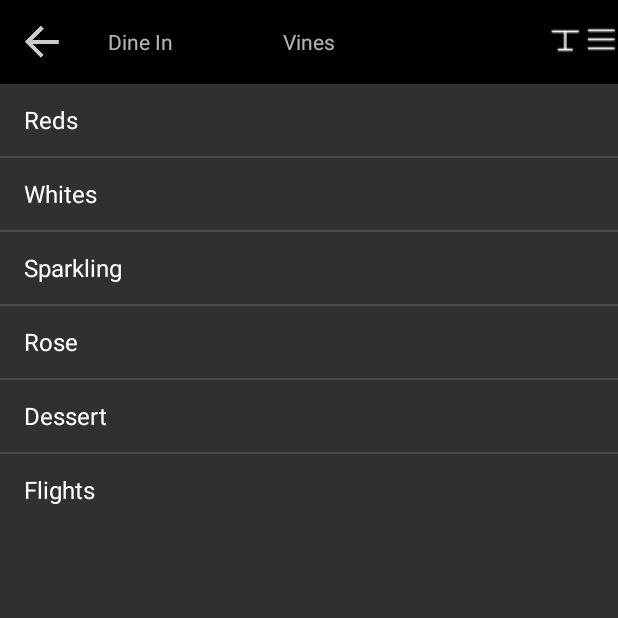
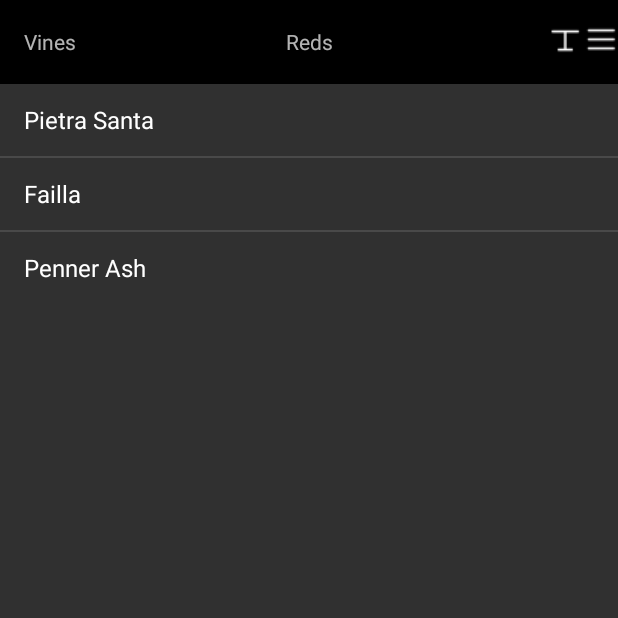
Before and after one commit to discreteunits/trdm-android, an Android app: the Tier3_Vines screen opened directly, with no data from a screen before it, after a tap on "Reds", on a phone screen of 412 x 824 dp, the top half of it. Run offline under Robolectric (Android 15) with nearby library versions, the phone set to English and light mode, and no system bars.

Commit message:
Updated toolbar with correct text views, missing 'current tab' and 'nav drawer' functions

```diff
--- a/TastingRoomDelMar/app/src/main/java/com/tastingroomdelmar/tastingroomdelmar/Tier3_Vines.java
+++ b/TastingRoomDelMar/app/src/main/java/com/tastingroomdelmar/tastingroomdelmar/Tier3_Vines.java
@@ -1,11 +1,13 @@
 package com.tastingroomdelmar.tastingroomdelmar;
 
+import android.content.Intent;
 import android.os.Bundle;
 import android.support.v7.app.AppCompatActivity;
 import android.support.v7.widget.Toolbar;
 import android.view.View;
 import android.widget.AdapterView;
 import android.widget.ListView;
+import android.widget.TextView;
 import android.widget.Toast;
 
 public class Tier3_Vines extends AppCompatActivity {
@@ -17,12 +19,21 @@ public class Tier3_Vines extends AppCompatActivity {
         super.onCreate(savedInstanceState);
         setContentView(R.layout.activity_tier3_vines);
 
-        Toolbar toolbar = (Toolbar) findViewById(R.id.tier3_toolbar);
+        Toolbar toolbar = (Toolbar) findViewById(R.id.app_bar);
         setSupportActionBar(toolbar);
-        getSupportActionBar().setDisplayHomeAsUpEnabled(true);
         getSupportActionBar().setDisplayShowTitleEnabled(false);
+        /* getSupportActionBar().setDisplayHomeAsUpEnabled(true);
         getSupportActionBar().setHomeButtonEnabled(true);
-        toolbar.setNavigationIcon(R.drawable.ic_action_back);
+        toolbar.setNavigationIcon(R.drawable.ic_action_back); */
+
+        TextView up_nav = (TextView) findViewById(R.id.up_nav_textView);
+        up_nav.setText(R.string.title_activity_tier2__dine_in);
+        /* An alternative to getPrevActivityName() may be getParentActivityName()
+        TextView up_nav = (TextView) findViewById(R.id.up_nav_textView);
+        up_nav.setText(PrevActivity.getPrevActivityName()); */
+
+        TextView toolbar_header = (TextView) findViewById(R.id.toolbar_header);
+        toolbar_header.setText(R.string.title_activity_tier3__vines);
 
         listView = (ListView) findViewById(R.id.tier3_listView);
         AdapterView.OnItemClickListener itemClickListener = new AdapterView.OnItemClickListener() {
@@ -30,33 +41,33 @@ public class Tier3_Vines extends AppCompatActivity {
             public void onItemClick(AdapterView<?> listView, View itemView, int position, long id) {
                 switch (position) {
                     case 0:
-                        Toast.makeText(Tier3_Vines.this, "Starts Reds activity", Toast.LENGTH_SHORT).show();
-                        /* Intent redsIntent = new Intent(Tier2_DineIn.this, Tier4_Reds.class);
-                        startActivity(redsIntent); */
+                        /* Toast.makeText(Tier3_Vines.this, "Starts Reds activity", Toast.LENGTH_SHORT).show(); */
+                        Intent redsIntent = new Intent(Tier3_Vines.this, Tier4_Reds.class);
+                        startActivity(redsIntent);
                         break;
                     case 1:
                         Toast.makeText(Tier3_Vines.this, "Starts Whites activity", Toast.LENGTH_SHORT).show();
-                        /* Intent takeOutIntent = new Intent(Tier2_DineIn.this, Hops.class);
+                        /* Intent takeOutIntent = new Intent(Tier3_Vines.this, Hops.class);
                         startActivity(takeOutIntent); */
                         break;
                     case 2:
                         Toast.makeText(Tier3_Vines.this, "Starts Sparkling activity", Toast.LENGTH_SHORT).show();
-                        /* Intent eventsIntent = new Intent(Tier2_DineIn.this, Harvest.class);
+                        /* Intent eventsIntent = new Intent(Tier3_Vines.this, Harvest.class);
                         startActivity(eventsIntent); */
                         break;
                     case 3:
                         Toast.makeText(Tier3_Vines.this, "Starts Rose activity", Toast.LENGTH_SHORT).show();
-                        /* Intent eventsIntent = new Intent(Tier2_DineIn.this, More.class);
+                        /* Intent eventsIntent = new Intent(Tier3_Vines.this, More.class);
                         startActivity(eventsIntent); */
                         break;
                     case 4:
                         Toast.makeText(Tier3_Vines.this, "Starts Dessert activity", Toast.LENGTH_SHORT).show();
-                        /* Intent eventsIntent = new Intent(Tier2_DineIn.this, Harvest.class);
+                        /* Intent eventsIntent = new Intent(Tier3_Vines.this, Harvest.class);
                         startActivity(eventsIntent); */
                         break;
                     case 5:
                         Toast.makeText(Tier3_Vines.this, "Starts Flights activity", Toast.LENGTH_SHORT).show();
-                        /* Intent eventsIntent = new Intent(Tier2_DineIn.this, More.class);
+                        /* Intent eventsIntent = new Intent(Tier3_Vines.this, More.class);
                         startActivity(eventsIntent); */
                         break;
                     default:
@@ -67,4 +78,9 @@ public class Tier3_Vines extends AppCompatActivity {
         };
         listView.setOnItemClickListener(itemClickListener);
     }
+
+    public void goToParentActivity(View view) {
+        Intent parentActivityIntent = new Intent(Tier3_Vines.this, Tier2_DineIn.class);
+        startActivity(parentActivityIntent);
+    }
 }
--- a/TastingRoomDelMar/app/src/main/java/com/tastingroomdelmar/tastingroomdelmar/Tier4_Reds.java
+++ b/TastingRoomDelMar/app/src/main/java/com/tastingroomdelmar/tastingroomdelmar/Tier4_Reds.java
@@ -1,13 +1,11 @@
 package com.tastingroomdelmar.tastingroomdelmar;
 
+import android.content.Intent;
 import android.os.Bundle;
-import android.app.Activity;
 import android.support.v7.app.AppCompatActivity;
 import android.support.v7.widget.Toolbar;
 import android.view.View;
-import android.widget.AdapterView;
-import android.widget.ListView;
-import android.widget.Toast;
+import android.widget.TextView;
 
 public class Tier4_Reds extends AppCompatActivity {
 
@@ -16,12 +14,26 @@ public class Tier4_Reds extends AppCompatActivity {
         super.onCreate(savedInstanceState);
         setContentView(R.layout.activity_tier4_reds);
 
-        Toolbar toolbar = (Toolbar) findViewById(R.id.tier4_toolbar);
+        Toolbar toolbar = (Toolbar) findViewById(R.id.app_bar);
         setSupportActionBar(toolbar);
-        getSupportActionBar().setDisplayHomeAsUpEnabled(true);
         getSupportActionBar().setDisplayShowTitleEnabled(false);
+        /* getSupportActionBar().setDisplayHomeAsUpEnabled(true);
         getSupportActionBar().setHomeButtonEnabled(true);
-        toolbar.setNavigationIcon(R.drawable.ic_action_back);
+        toolbar.setNavigationIcon(R.drawable.ic_action_back); */
+
+        TextView up_nav = (TextView) findViewById(R.id.up_nav_textView);
+        up_nav.setText(R.string.title_activity_tier3__vines);
+        /* An alternative to getPrevActivityName() may be getParentActivityName()
+        TextView up_nav = (TextView) findViewById(R.id.up_nav_textView);
+        up_nav.setText(PrevActivity.getPrevActivityName()); */
+
+        TextView toolbar_header = (TextView) findViewById(R.id.toolbar_header);
+        toolbar_header.setText(R.string.title_activity_tier4__reds);
+    }
+
+    public void goToParentActivity(View view) {
+        Intent parentActivityIntent = new Intent(Tier4_Reds.this, Tier3_Vines.class);
+        startActivity(parentActivityIntent);
     }
 
 }
--- a/TastingRoomDelMar/app/src/main/res/layout/activity_tier3_vines.xml
+++ b/TastingRoomDelMar/app/src/main/res/layout/activity_tier3_vines.xml
@@ -6,39 +6,7 @@
     tools:context=".Tier3_Vines"
     android:orientation="vertical" >
 
-    <android.support.v7.widget.Toolbar
-        android:id="@+id/tier3_toolbar"
-        android:layout_width="match_parent"
-        android:layout_height="?attr/actionBarSize"
-        android:background="#000000">
-
-        <TextView
-            android:layout_width="wrap_content"
-            android:layout_height="wrap_content"
-            android:text="@string/title_activity_tier2__dine_in"
-            android:layout_gravity="left" />
-
-        <TextView
-            android:layout_width="wrap_content"
-            android:layout_height="wrap_content"
-            android:text="@string/title_activity_tier3__vines"
-            android:layout_gravity="center" />
-
-        <ImageButton
-            android:layout_width="22dp"
-            android:layout_height="22dp"
-            android:src="@drawable/hamburger"
-            android:id="@+id/menu_icon"
-            android:layout_gravity="right" />
-
-        <ImageButton
-            android:layout_width="25dp"
-            android:layout_height="25dp"
-            android:src="@drawable/current_order"
-            android:id="@+id/current_order"
-            android:layout_gravity="right" />
-
-    </android.support.v7.widget.Toolbar>
+    <include layout="@layout/app_bar" />
 
     <ListView
         android:layout_width="match_parent"
--- a/TastingRoomDelMar/app/src/main/res/layout/app_bar.xml
+++ b/TastingRoomDelMar/app/src/main/res/layout/app_bar.xml
@@ -1,36 +1,40 @@
 <?xml version="1.0" encoding="utf-8"?>
 <android.support.v7.widget.Toolbar
-    android:id="@+id/tier1_toolbar"
+    android:id="@+id/app_bar"
     android:layout_width="match_parent"
     android:layout_height="?attr/actionBarSize"
     android:background="#000000"
+    android:paddingLeft="8dp"
+    android:paddingRight="8dp"
     xmlns:android="http://schemas.android.com/apk/res/android">
 
     <TextView
+        android:id="@+id/up_nav_textView"
         android:layout_width="wrap_content"
         android:layout_height="wrap_content"
-        android:text="@string/del_mar"
-        android:layout_gravity="left" />
+        android:text=""
+        android:layout_gravity="left"
+        android:onClick="goToParentActivity"/>
 
     <TextView
+        android:id="@+id/toolbar_header"
         android:layout_width="wrap_content"
         android:layout_height="wrap_content"
-        android:text="@string/title_activity_tier1"
+        android:text=""
         android:layout_gravity="center" />
 
-    <ImageButton
+    <ImageView
+        android:id="@+id/nav_drawer_viewButton"
+        android:src="@drawable/hamburger"
         android:layout_width="22dp"
         android:layout_height="22dp"
-        android:src="@drawable/hamburger"
-        android:id="@+id/nav_button"
-        android:layout_gravity="right"
-        android:onClick="onNavButtonClick"/>
+        android:layout_gravity="right"/>
 
-    <ImageButton
+    <ImageView
+        android:id="@+id/current_order_viewButton"
+        android:src="@drawable/current_order"
         android:layout_width="25dp"
         android:layout_height="25dp"
-        android:src="@drawable/current_order"
-        android:id="@+id/current_order"
         android:layout_gravity="right" />
 
 </android.support.v7.widget.Toolbar>
--- a/TastingRoomDelMar/app/src/main/res/values/strings.xml
+++ b/TastingRoomDelMar/app/src/main/res/values/strings.xml
@@ -15,13 +15,12 @@
     <string name="dont_have">Dont have an account? Sign Up</string>
 
     <string name="title_activity_splash">Splash</string>
+    <string name="back">Del Mar</string>
     <string name="title_activity_tier1">TASTING ROOM</string>
     <string name="title_activity_tier2__dine_in">Dine In</string>
     <string name="title_activity_tier2__take_out">Take Out</string>
     <string name="title_activity_tier3__vines">Vines</string>
     <string name="title_activity_tier4__reds">Reds</string>
-
-    <string name="del_mar">Del Mar</string>
 
     <string-array name="tier1_entries">
         <item>Dine in</item>
```
Also changed, not shown: TastingRoomDelMar/app/src/main/java/com/tastingroomdelmar/tastingroomdelmar/Tier1.java (+18 -4 lines), TastingRoomDelMar/app/src/main/java/com/tastingroomdelmar/tastingroomdelmar/Tier2_DineIn.java (+18 -8 lines), TastingRoomDelMar/app/src/main/java/com/tastingroomdelmar/tastingroomdelmar/Tier2_TakeOut.java (+19 -5 lines), TastingRoomDelMar/app/src/main/res/layout/activity_tier2_dine_in.xml (+1 -33 lines), TastingRoomDelMar/app/src/main/res/layout/activity_tier2_take_out.xml (+1 -33 lines), TastingRoomDelMar/app/src/main/res/layout/activity_tier4_reds.xml (+1 -27 lines).
